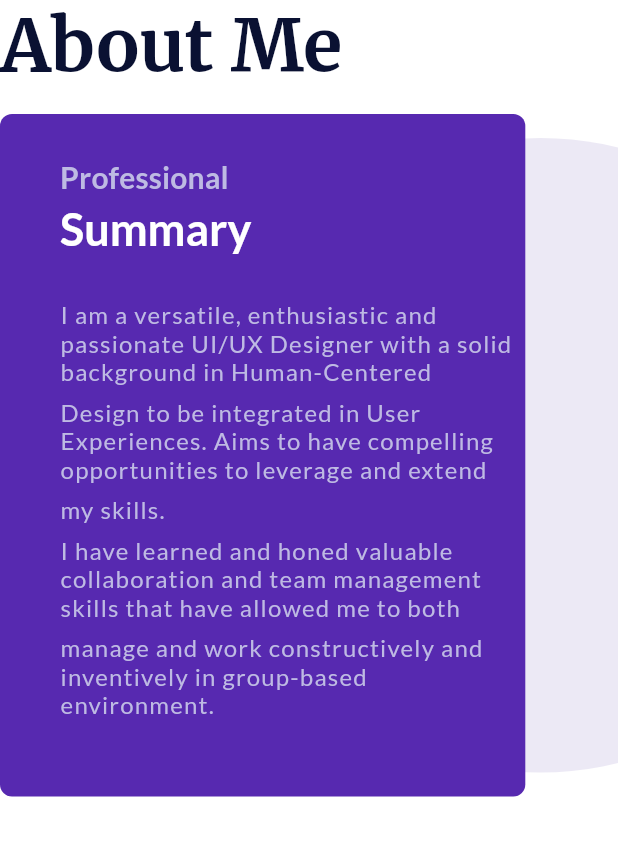
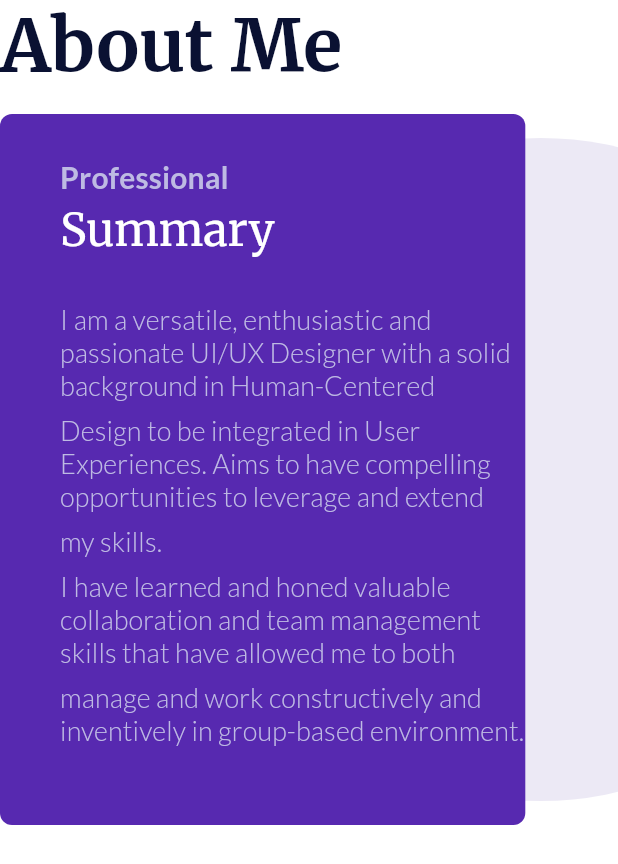
Before and after one commit to david-legend/amor, a Flutter app: the AboutSectionWeb widget shown alone on an empty page, opened directly, on a phone screen of 412 x 824 dp. Shown: the top 864 px of the screen. Run offline on Flutter 3.47's test engine with Material 2 defaults, Android fonts, the phone set to English and light mode, and no system bars; our stand-ins replace auto_route, font_awesome_flutter, google_fonts, responsive_builder.

Commit message:
modified fonts and letter spacing of about-section

```diff
--- a/lib/app_theme.dart
+++ b/lib/app_theme.dart
@@ -78,7 +78,7 @@ class AppTheme {
       fontWeight: _bold,
       fontStyle: FontStyle.normal,
     ),
-    headline6: GoogleFonts.lato(
+    headline6: GoogleFonts.merriweather(
       fontSize: Sizes.TEXT_SIZE_20,
       color: AppColors.primaryText,
       fontWeight: _bold,
--- a/lib/presentation/pages/home/sections/about_section/about_section_web.dart
+++ b/lib/presentation/pages/home/sections/about_section/about_section_web.dart
@@ -64,9 +64,10 @@ class _AboutSectionWebState extends State<AboutSectionWeb> {
     double screenWidth = widthOfScreen(context);
     double screenHeight = heightOfScreen(context);
     TextStyle? aboutMeTextStyle = textTheme.bodyText1?.copyWith(
-      fontSize: Sizes.TEXT_SIZE_16,
+      fontSize: Sizes.TEXT_SIZE_18,
       color: AppColors.accentColor,
-      letterSpacing: 0.8,
+      fontWeight: FontWeight.w300,
+      letterSpacing: 0.1,
     );
 
     return Container(
--- a/lib/presentation/widgets/sub_section_title.dart
+++ b/lib/presentation/widgets/sub_section_title.dart
@@ -42,6 +42,7 @@ class SubSectionTitle extends StatelessWidget {
               textTheme.headline6?.copyWith(
                 fontSize: Sizes.TEXT_SIZE_30,
                 color: subtitleTextColor ?? AppColors.white,
+                fontWeight: FontWeight.w400,
               ),
         ),
       ],
```
